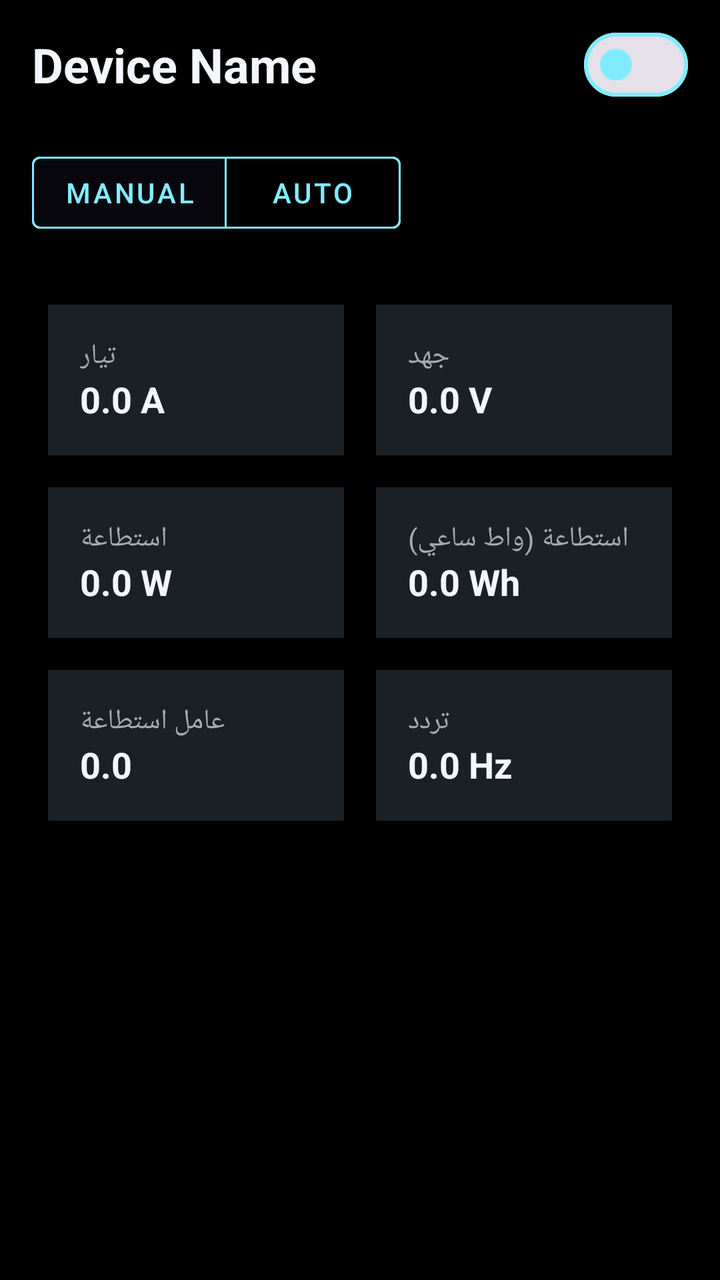
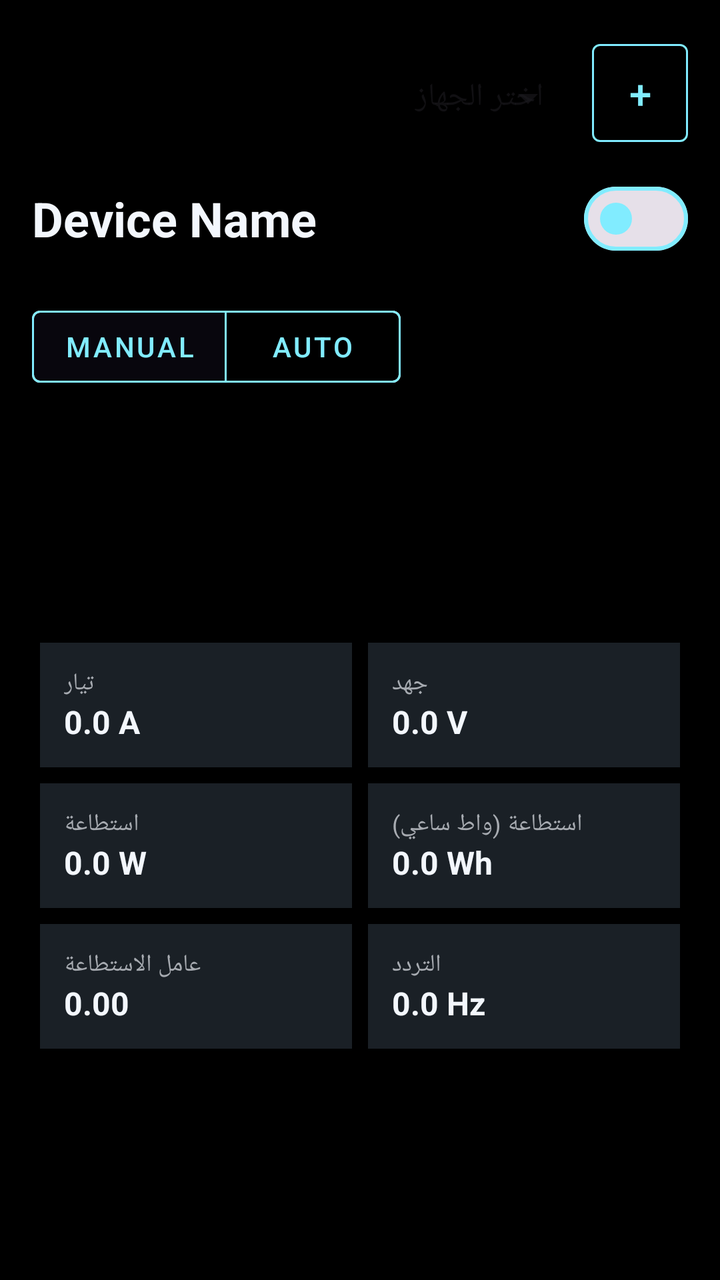

An Android layout rendered at two revisions. The XML below is the earlier revision; the diff shows what the commit changed to produce the second picture.
<!-- AndroidManifest.xml: application theme Theme.MyApplication -->
<!-- res/layout/fragment_devices.xml -->
<?xml version="1.0" encoding="utf-8"?>
<androidx.constraintlayout.widget.ConstraintLayout xmlns:android="http://schemas.android.com/apk/res/android"
    xmlns:app="http://schemas.android.com/apk/res-auto"
    xmlns:tools="http://schemas.android.com/tools"
    android:layout_width="match_parent"
    android:layout_height="match_parent"
    android:background="@color/black"
    android:padding="16dp">

    <TextView
        android:id="@+id/tvDeviceTitle"
        android:layout_width="wrap_content"
        android:layout_height="wrap_content"
        android:text="Device Name"
        android:textColor="#F3F7FD"
        android:textSize="24sp"
        android:textStyle="bold"
        app:layout_constraintStart_toStartOf="parent"
        app:layout_constraintTop_toTopOf="parent" />

    <com.google.android.material.materialswitch.MaterialSwitch
        android:id="@+id/swMainRelay"
        android:layout_width="wrap_content"
        android:layout_height="wrap_content"
        app:layout_constraintBottom_toBottomOf="@id/tvDeviceTitle"
        app:layout_constraintEnd_toEndOf="parent"
        app:layout_constraintTop_toTopOf="@id/tvDeviceTitle"
        app:thumbTint="@color/cyan_glow"
        app:trackDecorationTint="@color/cyan_glow" />

    <com.google.android.material.button.MaterialButtonToggleGroup
        android:id="@+id/toggleGroupMode"
        android:layout_width="wrap_content"
        android:layout_height="wrap_content"
        android:layout_marginTop="24dp"
        app:checkedButton="@+id/btnManual"
        app:layout_constraintStart_toStartOf="parent"
        app:layout_constraintTop_toBottomOf="@id/tvDeviceTitle"
        app:singleSelection="true">

        <com.google.android.material.button.MaterialButton
            android:id="@+id/btnManual"
            style="@style/Widget.MaterialComponents.Button.OutlinedButton"
            android:layout_width="wrap_content"
            android:layout_height="wrap_content"
            android:text="Manual"
            android:textColor="#81ECFF"
            app:strokeColor="#81ECFF" />

        <com.google.android.material.button.MaterialButton
            android:id="@+id/btnAuto"
            style="@style/Widget.MaterialComponents.Button.OutlinedButton"
            android:layout_width="wrap_content"
            android:layout_height="wrap_content"
            android:text="Auto"
            android:textColor="#81ECFF"
            app:strokeColor="#81ECFF" />

    </com.google.android.material.button.MaterialButtonToggleGroup>

    
    <com.google.android.material.card.MaterialCardView
        android:id="@+id/cardAutoSettings"
        android:layout_width="match_parent"
        android:layout_height="wrap_content"
        android:layout_marginTop="16dp"
        android:visibility="gone"
        app:cardBackgroundColor="#1A2026"
        app:cardCornerRadius="12dp"
        app:layout_constraintTop_toBottomOf="@id/toggleGroupMode"
        tools:visibility="visible">

        <LinearLayout
            android:layout_width="match_parent"
            android:layout_height="wrap_content"
            android:orientation="vertical"
            android:padding="16dp">

            <TextView
                android:layout_width="wrap_content"
                android:layout_height="wrap_content"
                android:text="تحديد الحد الأقصى للتكلفة (ليرة)"
                android:textColor="#A7ABB1"
                android:textSize="14sp" />

            <com.google.android.material.textfield.TextInputLayout
                android:layout_width="match_parent"
                android:layout_height="wrap_content"
                android:layout_marginTop="8dp"
                app:boxStrokeColor="#81ECFF"
                app:hintTextColor="#81ECFF">

                <com.google.android.material.textfield.TextInputEditText
                    android:id="@+id/etLimitPrice"
                    android:layout_width="match_parent"
                    android:layout_height="wrap_content"
                    android:hint="أدخل السعر بالليرة"
                    android:inputType="numberDecimal"
                    android:textColor="#F3F7FD" />
            </com.google.android.material.textfield.TextInputLayout>

            <com.google.android.material.button.MaterialButton
                android:id="@+id/btnSaveLimit"
                android:layout_width="match_parent"
                android:layout_height="wrap_content"
                android:layout_marginTop="8dp"
                android:text="حفظ الإعدادات"
                app:backgroundTint="#81ECFF"
                android:textColor="#0E1418"/>
        </LinearLayout>
    </com.google.android.material.card.MaterialCardView>

    <GridLayout
        android:id="@+id/gridMetrics"
        android:layout_width="match_parent"
        android:layout_height="wrap_content"
        android:layout_marginTop="24dp"
        android:columnCount="2"
        android:rowCount="3"
        app:layout_constraintTop_toBottomOf="@id/cardAutoSettings">

        
        <LinearLayout
            android:layout_width="0dp"
            android:layout_height="wrap_content"
            android:layout_columnWeight="1"
            android:layout_margin="8dp"
            android:background="#1A2026"
            android:orientation="vertical"
            android:padding="16dp">

            <TextView
                android:layout_width="wrap_content"
                android:layout_height="wrap_content"
                android:text="تيار"
                android:textColor="#A7ABB1"
                android:textSize="14sp" />

            <TextView
                android:id="@+id/tvCurrentValue"
                android:layout_width="wrap_content"
                android:layout_height="wrap_content"
                android:text="0.0 A"
                android:textColor="#F3F7FD"
                android:textSize="18sp"
                android:textStyle="bold" />
        </LinearLayout>

        
        <LinearLayout
            android:layout_width="0dp"
            android:layout_height="wrap_content"
            android:layout_columnWeight="1"
            android:layout_margin="8dp"
            android:background="#1A2026"
            android:orientation="vertical"
            android:padding="16dp">

            <TextView
                android:layout_width="wrap_content"
                android:layout_height="wrap_content"
                android:text="جهد"
                android:textColor="#A7ABB1"
                android:textSize="14sp" />

            <TextView
                android:id="@+id/tvVoltageValue"
                android:layout_width="wrap_content"
                android:layout_height="wrap_content"
                android:text="0.0 V"
                android:textColor="#F3F7FD"
                android:textSize="18sp"
                android:textStyle="bold" />
        </LinearLayout>

        
        <LinearLayout
            android:layout_width="0dp"
            android:layout_height="wrap_content"
            android:layout_columnWeight="1"
            android:layout_margin="8dp"
            android:background="#1A2026"
            android:orientation="vertical"
            android:padding="16dp">

            <TextView
                android:layout_width="wrap_content"
                android:layout_height="wrap_content"
                android:text="استطاعة"
                android:textColor="#A7ABB1"
                android:textSize="14sp" />

            <TextView
                android:id="@+id/tvPowerValue"
                android:layout_width="wrap_content"
                android:layout_height="wrap_content"
                android:text="0.0 W"
                android:textColor="#F3F7FD"
                android:textSize="18sp"
                android:textStyle="bold" />
        </LinearLayout>

        
        <LinearLayout
            android:layout_width="0dp"
            android:layout_height="wrap_content"
            android:layout_columnWeight="1"
            android:layout_margin="8dp"
            android:background="#1A2026"
            android:orientation="vertical"
            android:padding="16dp">

            <TextView
                android:layout_width="wrap_content"
                android:layout_height="wrap_content"
                android:text="استطاعة (واط ساعي)"
                android:textColor="#A7ABB1"
                android:textSize="14sp" />

            <TextView
                android:id="@+id/tvEnergyValue"
                android:layout_width="wrap_content"
                android:layout_height="wrap_content"
                android:text="0.0 Wh"
                android:textColor="#F3F7FD"
                android:textSize="18sp"
                android:textStyle="bold" />
        </LinearLayout>

        
        <LinearLayout
            android:layout_width="0dp"
            android:layout_height="wrap_content"
            android:layout_columnWeight="1"
            android:layout_margin="8dp"
            android:background="#1A2026"
            android:orientation="vertical"
            android:padding="16dp">

            <TextView
                android:layout_width="wrap_content"
                android:layout_height="wrap_content"
                android:text="عامل استطاعة"
                android:textColor="#A7ABB1"
                android:textSize="14sp" />

            <TextView
                android:id="@+id/tvPFValue"
                android:layout_width="wrap_content"
                android:layout_height="wrap_content"
                android:text="0.0"
                android:textColor="#F3F7FD"
                android:textSize="18sp"
                android:textStyle="bold" />
        </LinearLayout>

        
        <LinearLayout
            android:layout_width="0dp"
            android:layout_height="wrap_content"
            android:layout_columnWeight="1"
            android:layout_margin="8dp"
            android:background="#1A2026"
            android:orientation="vertical"
            android:padding="16dp">

            <TextView
                android:layout_width="wrap_content"
                android:layout_height="wrap_content"
                android:text="تردد"
                android:textColor="#A7ABB1"
                android:textSize="14sp" />

            <TextView
                android:id="@+id/tvFrequencyValue"
                android:layout_width="wrap_content"
                android:layout_height="wrap_content"
                android:text="0.0 Hz"
                android:textColor="#F3F7FD"
                android:textSize="18sp"
                android:textStyle="bold" />
        </LinearLayout>

    </GridLayout>

</androidx.constraintlayout.widget.ConstraintLayout>
<!-- resources referenced by this layout -->
<resources>
  <color name="black">#FF000000</color>
  <color name="cyan_glow">#81ECFF</color>
  <style name="Theme.MyApplication" parent="Base.Theme.MyApplication" />
  <style name="Base.Theme.MyApplication" parent="Theme.Material3.DayNight.NoActionBar">
          
          
      </style>
</resources>

<!-- the commit's change to res/layout/fragment_devices.xml (unified diff, before → after) -->
@@ -1,286 +1,499 @@
 <?xml version="1.0" encoding="utf-8"?>
-<androidx.constraintlayout.widget.ConstraintLayout xmlns:android="http://schemas.android.com/apk/res/android"
+<androidx.core.widget.NestedScrollView xmlns:android="http://schemas.android.com/apk/res/android"
     xmlns:app="http://schemas.android.com/apk/res-auto"
     xmlns:tools="http://schemas.android.com/tools"
     android:layout_width="match_parent"
     android:layout_height="match_parent"
     android:background="@color/black"
-    android:padding="16dp">
-
-    <TextView
-        android:id="@+id/tvDeviceTitle"
-        android:layout_width="wrap_content"
-        android:layout_height="wrap_content"
-        android:text="Device Name"
-        android:textColor="#F3F7FD"
-        android:textSize="24sp"
-        android:textStyle="bold"
-        app:layout_constraintStart_toStartOf="parent"
-        app:layout_constraintTop_toTopOf="parent" />
-
-    <com.google.android.material.materialswitch.MaterialSwitch
-        android:id="@+id/swMainRelay"
-        android:layout_width="wrap_content"
-        android:layout_height="wrap_content"
-        app:layout_constraintBottom_toBottomOf="@id/tvDeviceTitle"
-        app:layout_constraintEnd_toEndOf="parent"
-        app:layout_constraintTop_toTopOf="@id/tvDeviceTitle"
-        app:thumbTint="@color/cyan_glow"
-        app:trackDecorationTint="@color/cyan_glow" />
-
-    <com.google.android.material.button.MaterialButtonToggleGroup
-        android:id="@+id/toggleGroupMode"
-        android:layout_width="wrap_content"
-        android:layout_height="wrap_content"
-        android:layout_marginTop="24dp"
-        app:checkedButton="@+id/btnManual"
-        app:layout_constraintStart_toStartOf="parent"
-        app:layout_constraintTop_toBottomOf="@id/tvDeviceTitle"
-        app:singleSelection="true">
-
-        <com.google.android.material.button.MaterialButton
-            android:id="@+id/btnManual"
-            style="@style/Widget.MaterialComponents.Button.OutlinedButton"
-            android:layout_width="wrap_content"
-            android:layout_height="wrap_content"
-            android:text="Manual"
-            android:textColor="#81ECFF"
-            app:strokeColor="#81ECFF" />
-
-        <com.google.android.material.button.MaterialButton
-            android:id="@+id/btnAuto"
-            style="@style/Widget.MaterialComponents.Button.OutlinedButton"
-            android:layout_width="wrap_content"
-            android:layout_height="wrap_content"
-            android:text="Auto"
-            android:textColor="#81ECFF"
-            app:strokeColor="#81ECFF" />
-
-    </com.google.android.material.button.MaterialButtonToggleGroup>
-
-    
-    <com.google.android.material.card.MaterialCardView
-        android:id="@+id/cardAutoSettings"
+    android:fillViewport="true">
+
+    <androidx.constraintlayout.widget.ConstraintLayout
         android:layout_width="match_parent"
         android:layout_height="wrap_content"
-        android:layout_marginTop="16dp"
-        android:visibility="gone"
-        app:cardBackgroundColor="#1A2026"
-        app:cardCornerRadius="12dp"
-        app:layout_constraintTop_toBottomOf="@id/toggleGroupMode"
-        tools:visibility="visible">
-
-        <LinearLayout
-            android:layout_width="match_parent"
-            android:layout_height="wrap_content"
-            android:orientation="vertical"
-            android:padding="16dp">
-
-            <TextView
+        android:padding="16dp">
+
+        <com.google.android.material.textfield.TextInputLayout
+            android:id="@+id/layoutDeviceSelector"
+            style="@style/Widget.MaterialComponents.TextInputLayout.OutlinedBox.ExposedDropdownMenu"
+            android:layout_width="0dp"
+            android:layout_height="wrap_content"
+            android:layout_marginEnd="8dp"
+            android:hint="اختر الجهاز"
+            app:boxStrokeColor="#81ECFF"
+            app:hintTextColor="#81ECFF"
+            app:layout_constraintEnd_toStartOf="@+id/btnAddDevice"
+            app:layout_constraintStart_toStartOf="parent"
+            app:layout_constraintTop_toTopOf="parent">
+
+            <AutoCompleteTextView
+                android:id="@+id/autoCompleteDeviceSelector"
+                android:layout_width="match_parent"
+                android:layout_height="wrap_content"
+                android:inputType="none"
+                android:textColor="#F3F7FD" />
+
+        </com.google.android.material.textfield.TextInputLayout>
+
+        <com.google.android.material.button.MaterialButton
+            android:id="@+id/btnAddDevice"
+            style="@style/Widget.MaterialComponents.Button.OutlinedButton"
+            android:layout_width="48dp"
+            android:layout_height="0dp"
+            android:padding="0dp"
+            android:text="+"
+            android:textColor="#81ECFF"
+            android:textSize="20sp"
+            app:layout_constraintBottom_toBottomOf="@id/layoutDeviceSelector"
+            app:layout_constraintEnd_toEndOf="parent"
+            app:layout_constraintTop_toTopOf="@id/layoutDeviceSelector"
+            app:strokeColor="#81ECFF" />
+
+        <TextView
+            android:id="@+id/tvDeviceTitle"
+            android:layout_width="wrap_content"
+            android:layout_height="wrap_content"
+            android:layout_marginTop="16dp"
+            android:text="Device Name"
+            android:textColor="#F3F7FD"
+            android:textSize="24sp"
+            android:textStyle="bold"
+            app:layout_constraintStart_toStartOf="parent"
+            app:layout_constraintTop_toBottomOf="@id/layoutDeviceSelector" />
+
+        <com.google.android.material.materialswitch.MaterialSwitch
+            android:id="@+id/swMainRelay"
+            android:layout_width="wrap_content"
+            android:layout_height="wrap_content"
+            app:layout_constraintBottom_toBottomOf="@id/tvDeviceTitle"
+            app:layout_constraintEnd_toEndOf="parent"
+            app:layout_constraintTop_toTopOf="@id/tvDeviceTitle"
+            app:thumbTint="@color/cyan_glow"
+            app:trackDecorationTint="@color/cyan_glow" />
+
+        <com.google.android.material.button.MaterialButtonToggleGroup
+            android:id="@+id/toggleGroupMode"
+            android:layout_width="wrap_content"
+            android:layout_height="wrap_content"
+            android:layout_marginTop="24dp"
+            app:checkedButton="@+id/btnManual"
+            app:layout_constraintStart_toStartOf="parent"
+            app:layout_constraintTop_toBottomOf="@id/tvDeviceTitle"
+            app:singleSelection="true">
+
+            <com.google.android.material.button.MaterialButton
+                android:id="@+id/btnManual"
+                style="@style/Widget.MaterialComponents.Button.OutlinedButton"
                 android:layout_width="wrap_content"
                 android:layout_height="wrap_content"
-                android:text="تحديد الحد الأقصى للتكلفة (ليرة)"
-                android:textColor="#A7ABB1"
-                android:textSize="14sp" />
-
-            <com.google.android.material.textfield.TextInputLayout
-                android:layout_width="match_parent"
-                android:layout_height="wrap_content"
-                android:layout_marginTop="8dp"
-                app:boxStrokeColor="#81ECFF"
-                app:hintTextColor="#81ECFF">
-
-                <com.google.android.material.textfield.TextInputEditText
-                    android:id="@+id/etLimitPrice"
-                    android:layout_width="match_parent"
-                    android:layout_height="wrap_content"
-                    android:hint="أدخل السعر بالليرة"
-                    android:inputType="numberDecimal"
-                    android:textColor="#F3F7FD" />
-            </com.google.android.material.textfield.TextInputLayout>
+                android:text="Manual"
+                android:textColor="#81ECFF"
+                app:strokeColor="#81ECFF" />
 
             <com.google.android.material.button.MaterialButton
-                android:id="@+id/btnSaveLimit"
-                android:layout_width="match_parent"
-                android:layout_height="wrap_content"
-                android:layout_marginTop="8dp"
-                android:text="حفظ الإعدادات"
-                app:backgroundTint="#81ECFF"
-                android:textColor="#0E1418"/>
-        </LinearLayout>
-    </com.google.android.material.card.MaterialCardView>
-
-    <GridLayout
-        android:id="@+id/gridMetrics"
-        android:layout_width="match_parent"
-        android:layout_height="wrap_content"
-        android:layout_marginTop="24dp"
-        android:columnCount="2"
-        android:rowCount="3"
-        app:layout_constraintTop_toBottomOf="@id/cardAutoSettings">
+                android:id="@+id/btnAuto"
+                style="@style/Widget.MaterialComponents.Button.OutlinedButton"
+                android:layout_width="wrap_content"
+                android:layout_height="wrap_content"
+                android:text="Auto"
+                android:textColor="#81ECFF"
+                app:strokeColor="#81ECFF" />
+
+        </com.google.android.material.button.MaterialButtonToggleGroup>
 
         
         <LinearLayout
-            android:layout_width="0dp"
-            android:layout_height="wrap_content"
-            android:layout_columnWeight="1"
-            android:layout_margin="8dp"
-            android:background="#1A2026"
+            android:id="@+id/scrollAutoSettings"
+            android:layout_width="match_parent"
+            android:layout_height="wrap_content"
+            android:layout_marginTop="16dp"
             android:orientation="vertical"
-            android:padding="16dp">
-
-            <TextView
-                android:layout_width="wrap_content"
-                android:layout_height="wrap_content"
-                android:text="تيار"
-                android:textColor="#A7ABB1"
-                android:textSize="14sp" />
-
-            <TextView
-                android:id="@+id/tvCurrentValue"
-                android:layout_width="wrap_content"
-                android:layout_height="wrap_content"
-                android:text="0.0 A"
-                android:textColor="#F3F7FD"
-                android:textSize="18sp"
-                android:textStyle="bold" />
+            android:visibility="gone"
+            app:layout_constraintTop_toBottomOf="@id/toggleGroupMode"
+            tools:visibility="visible">
+
+            
+            <com.google.android.material.card.MaterialCardView
+                android:id="@+id/cardLimitSettings"
+                android:layout_width="match_parent"
+                android:layout_height="wrap_content"
+                android:layout_marginBottom="12dp"
+                app:cardBackgroundColor="#1A2026"
+                app:cardCornerRadius="12dp">
+
+                <androidx.constraintlayout.widget.ConstraintLayout
+                    android:layout_width="match_parent"
+                    android:layout_height="wrap_content"
+                    android:padding="16dp">
+
+                    <TextView
+                        android:id="@+id/tvLimitLabel"
+                        android:layout_width="wrap_content"
+                        android:layout_height="wrap_content"
+                        android:text="تحديد الحد الأقصى للتكلفة (ليرة)"
+                        android:textColor="#A7ABB1"
+                        android:textSize="14sp"
+                        app:layout_constraintStart_toStartOf="parent"
+                        app:layout_constraintTop_toTopOf="parent" />
+
+                    
+                    <com.google.android.material.progressindicator.CircularProgressIndicator
+                        android:id="@+id/progressLimit"
+                        android:layout_width="wrap_content"
+                        android:layout_height="wrap_content"
+                        android:layout_marginTop="16dp"
+                        app:indicatorColor="#81ECFF"
+                        app:indicatorSize="120dp"
+                        app:layout_constraintEnd_toEndOf="parent"
+                        app:layout_constraintStart_toStartOf="parent"
+                        app:layout_constraintTop_toBottomOf="@id/tvLimitLabel"
+                        app:trackColor="#3381ECFF"
+                        app:trackThickness="8dp"
+                        android:max="100"
+                        android:progress="0" />
+
+                    <TextView
+                        android:id="@+id/tvLimitValue"
+                        android:layout_width="wrap_content"
+                        android:layout_height="wrap_content"
+                        android:text="0 ليرة"
+                        android:textColor="#81ECFF"
+                        android:textSize="20sp"
+                        android:textStyle="bold"
+                        app:layout_constraintBottom_toBottomOf="@id/progressLimit"
+                        app:layout_constraintEnd_toEndOf="@id/progressLimit"
+                        app:layout_constraintStart_toStartOf="@id/progressLimit"
+                        app:layout_constraintTop_toTopOf="@id/progressLimit" />
+
+                    <com.google.android.material.slider.Slider
+                        android:id="@+id/sliderLimit"
+                        android:layout_width="match_parent"
+                        android:layout_height="wrap_content"
+                        android:layout_marginTop="16dp"
+                        android:valueFrom="0.0"
+                        android:valueTo="100000.0"
+                        android:stepSize="500.0"
+                        app:layout_constraintTop_toBottomOf="@id/progressLimit"
+                        app:thumbColor="#81ECFF"
+                        app:trackColorActive="#81ECFF" />
+
+                    <LinearLayout
+                        android:layout_width="match_parent"
+                        android:layout_height="wrap_content"
+                        android:layout_marginTop="12dp"
+                        android:orientation="horizontal"
+                        app:layout_constraintTop_toBottomOf="@id/sliderLimit">
+
+                        <com.google.android.material.button.MaterialButton
+                            android:id="@+id/btnSaveOnlyLimit"
+                            android:layout_width="0dp"
+                            android:layout_height="wrap_content"
+                            android:layout_weight="1"
+                            android:layout_marginEnd="8dp"
+                            android:text="بدء"
+                            app:backgroundTint="#81ECFF"
+                            android:textColor="#0E1418" />
+
+                        <com.google.android.material.button.MaterialButton
+                            android:id="@+id/btnCancelLimit"
+                            style="@style/Widget.MaterialComponents.Button.OutlinedButton"
+                            android:layout_width="0dp"
+                            android:layout_height="wrap_content"
+                            android:layout_weight="1"
+                            android:text="إلغاء"
+                            android:textColor="#FF5252"
+                            app:strokeColor="#FF5252" />
+                    </LinearLayout>
+                </androidx.constraintlayout.widget.ConstraintLayout>
+            </com.google.android.material.card.MaterialCardView>
+
+            
+            <com.google.android.material.card.MaterialCardView
+                android:id="@+id/cardScheduleSettings"
+                android:layout_width="match_parent"
+                android:layout_height="wrap_content"
+                android:layout_marginBottom="16dp"
+                app:cardBackgroundColor="#1A2026"
+                app:cardCornerRadius="12dp">
+
+                <LinearLayout
+                    android:layout_width="match_parent"
+                    android:layout_height="wrap_content"
+                    android:orientation="vertical"
+                    android:padding="16dp">
+
+                    <TextView
+                        android:layout_width="wrap_content"
+                        android:layout_height="wrap_content"
+                        android:text="الخطة الزمنية اليومية"
+                        android:textColor="#A7ABB1"
+                        android:textSize="14sp" />
+
+                    <LinearLayout
+                        android:layout_width="match_parent"
+                        android:layout_height="wrap_content"
+                        android:layout_marginTop="12dp"
+                        android:gravity="center_vertical"
+                        android:orientation="horizontal">
+
+                        <TextView
+                            android:layout_width="0dp"
+                            android:layout_height="wrap_content"
+                            android:layout_weight="1"
+                            android:text="وقت البدء:"
+                            android:textColor="#F3F7FD" />
+
+                        <com.google.android.material.button.MaterialButton
+                            android:id="@+id/btnStartTime"
+                            style="@style/Widget.MaterialComponents.Button.TextButton"
+                            android:layout_width="wrap_content"
+                            android:layout_height="wrap_content"
+                            android:text="08:00 AM"
+                            android:textColor="#81ECFF"
+                            app:icon="@drawable/ic_clock"
+                            app:iconTint="#81ECFF" />
+                    </LinearLayout>
+
+                    <TextView
+                        android:id="@+id/tvWorkDuration"
+                        android:layout_width="wrap_content"
+                        android:layout_height="wrap_content"
+                        android:layout_marginTop="12dp"
+                        android:text="مدة العمل: 2 ساعة"
+                        android:textColor="#F3F7FD" />
+
+                    <com.google.android.material.slider.Slider
+                        android:id="@+id/sliderWorkDuration"
+                        android:layout_width="match_parent"
+                        android:layout_height="wrap_content"
+                        android:valueFrom="0.0"
+                        android:valueTo="12.0"
+                        android:stepSize="0.5"
+                        app:thumbColor="#81ECFF"
+                        app:trackColorActive="#81ECFF" />
+
+                    <TextView
+                        android:id="@+id/tvOffDuration"
+                        android:layout_width="wrap_content"
+                        android:layout_height="wrap_content"
+                        android:layout_marginTop="12dp"
+                        android:text="مدة التوقف: 1 ساعة"
+                        android:textColor="#F3F7FD" />
+
+                    <com.google.android.material.slider.Slider
+                        android:id="@+id/sliderOffDuration"
+                        android:layout_width="match_parent"
+                        android:layout_height="wrap_content"
+                        android:valueFrom="0.0"
+                        android:valueTo="12.0"
+                        android:stepSize="0.5"
+                        app:thumbColor="#81ECFF"
+                        app:trackColorActive="#81ECFF" />
+
+                    <LinearLayout
+                        android:layout_width="match_parent"
+                        android:layout_height="wrap_content"
+                        android:layout_marginTop="12dp"
+                        android:orientation="horizontal">
+
+                        <com.google.android.material.button.MaterialButton
+                            android:id="@+id/btnSaveOnlySchedule"
+                            android:layout_width="0dp"
+                            android:layout_height="wrap_content"
+                            android:layout_weight="1"
+                            android:layout_marginEnd="8dp"
+                            android:text="حفظ الخطة"
+                            app:backgroundTint="#81ECFF"
+                            android:textColor="#0E1418" />
+
+                        <com.google.android.material.button.MaterialButton
+                            android:id="@+id/btnCancelSchedule"
+                            style="@style/Widget.MaterialComponents.Button.OutlinedButton"
+                            android:layout_width="0dp"
+                            android:layout_height="wrap_content"
+                            android:layout_weight="1"
+                            android:text="إلغاء"
+                            android:textColor="#FF5252"
+                            app:strokeColor="#FF5252" />
+                    </LinearLayout>
+                </LinearLayout>
+            </com.google.android.material.card.MaterialCardView>
         </LinearLayout>
 
-        
-        <LinearLayout
-            android:layout_width="0dp"
-            android:layout_height="wrap_content"
-            android:layout_columnWeight="1"
-            android:layout_margin="8dp"
-            android:background="#1A2026"
-            android:orientation="vertical"
-            android:padding="16dp">
-
-            <TextView
-                android:layout_width="wrap_content"
-                android:layout_height="wrap_content"
-                android:text="جهد"
-                android:textColor="#A7ABB1"
-                android:textSize="14sp" />
-
-            <TextView
-                android:id="@+id/tvVoltageValue"
-                android:layout_width="wrap_content"
-                android:layout_height="wrap_content"
-                android:text="0.0 V"
-                android:textColor="#F3F7FD"
-                android:textSize="18sp"
-                android:textStyle="bold" />
-        </LinearLayout>
-
-        
-        <LinearLayout
-            android:layout_width="0dp"
-            android:layout_height="wrap_content"
-            android:layout_columnWeight="1"
-            android:layout_margin="8dp"
-            android:background="#1A2026"
-            android:orientation="vertical"
-            android:padding="16dp">
-
-            <TextView
-                android:layout_width="wrap_content"
-                android:layout_height="wrap_content"
-                android:text="استطاعة"
-                android:textColor="#A7ABB1"
-                android:textSize="14sp" />
-
-            <TextView
-                android:id="@+id/tvPowerValue"
-                android:layout_width="wrap_content"
-                android:layout_height="wrap_content"
-                android:text="0.0 W"
-                android:textColor="#F3F7FD"
-                android:textSize="18sp"
-                android:textStyle="bold" />
-        </LinearLayout>
-
-        
-        <LinearLayout
-            android:layout_width="0dp"
-            android:layout_height="wrap_content"
-            android:layout_columnWeight="1"
-            android:layout_margin="8dp"
-            android:background="#1A2026"
-            android:orientation="vertical"
-            android:padding="16dp">
-
-            <TextView
-                android:layout_width="wrap_content"
-                android:layout_height="wrap_content"
-                android:text="استطاعة (واط ساعي)"
-                android:textColor="#A7ABB1"
-                android:textSize="14sp" />
-
-            <TextView
-                android:id="@+id/tvEnergyValue"
-                android:layout_width="wrap_content"
-                android:layout_height="wrap_content"
-                android:text="0.0 Wh"
-                android:textColor="#F3F7FD"
-                android:textSize="18sp"
-                android:textStyle="bold" />
-        </LinearLayout>
-
-        
-        <LinearLayout
-            android:layout_width="0dp"
-            android:layout_height="wrap_content"
-            android:layout_columnWeight="1"
-            android:layout_margin="8dp"
-            android:background="#1A2026"
-            android:orientation="vertical"
-            android:padding="16dp">
-
-            <TextView
-                android:layout_width="wrap_content"
-                android:layout_height="wrap_content"
-                android:text="عامل استطاعة"
-                android:textColor="#A7ABB1"
-                android:textSize="14sp" />
-
-            <TextView
-                android:id="@+id/tvPFValue"
-                android:layout_width="wrap_content"
-                android:layout_height="wrap_content"
-                android:text="0.0"
-                android:textColor="#F3F7FD"
-                android:textSize="18sp"
-                android:textStyle="bold" />
-        </LinearLayout>
-
-        
-        <LinearLayout
-            android:layout_width="0dp"
-            android:layout_height="wrap_content"
-            android:layout_columnWeight="1"
-            android:layout_margin="8dp"
-            android:background="#1A2026"
-            android:orientation="vertical"
-            android:padding="16dp">
-
-            <TextView
-                android:layout_width="wrap_content"
-                android:layout_height="wrap_content"
-                android:text="تردد"
-                android:textColor="#A7ABB1"
-                android:textSize="14sp" />
-
-            <TextView
-                android:id="@+id/tvFrequencyValue"
-                android:layout_width="wrap_content"
-                android:layout_height="wrap_content"
-                android:text="0.0 Hz"
-                android:textColor="#F3F7FD"
-                android:textSize="18sp"
-                android:textStyle="bold" />
-        </LinearLayout>
-
-    </GridLayout>
-
-</androidx.constraintlayout.widget.ConstraintLayout>
+        <GridLayout
+            android:id="@+id/gridMetrics"
+            android:layout_width="match_parent"
+            android:layout_height="wrap_content"
+            android:layout_marginTop="24dp"
+            android:columnCount="2"
+            android:rowCount="3"
+            app:layout_constraintTop_toBottomOf="@id/scrollAutoSettings"
+            app:layout_constraintStart_toStartOf="parent"
+            app:layout_constraintEnd_toEndOf="parent"
+            app:layout_constraintBottom_toBottomOf="parent">
+
+            
+            <LinearLayout
+                android:layout_width="0dp"
+                android:layout_height="wrap_content"
+                android:layout_columnWeight="1"
+                android:layout_margin="4dp"
+                android:background="#1A2026"
+                android:orientation="vertical"
+                android:padding="12dp">
+
+                <TextView
+                    android:layout_width="wrap_content"
+                    android:layout_height="wrap_content"
+                    android:text="تيار"
+                    android:textColor="#A7ABB1"
+                    android:textSize="12sp" />
+
+                <TextView
+                    android:id="@+id/tvCurrentValue"
+                    android:layout_width="wrap_content"
+                    android:layout_height="wrap_content"
+                    android:text="0.0 A"
+                    android:textColor="#F3F7FD"
+                    android:textSize="16sp"
+                    android:textStyle="bold" />
+            </LinearLayout>
+
+            
+            <LinearLayout
+                android:layout_width="0dp"
+                android:layout_height="wrap_content"
+                android:layout_columnWeight="1"
+                android:layout_margin="4dp"
+                android:background="#1A2026"
+                android:orientation="vertical"
+                android:padding="12dp">
+
+                <TextView
+                    android:layout_width="wrap_content"
+                    android:layout_height="wrap_content"
+                    android:text="جهد"
+                    android:textColor="#A7ABB1"
+                    android:textSize="12sp" />
+
+                <TextView
+                    android:id="@+id/tvVoltageValue"
+                    android:layout_width="wrap_content"
+                    android:layout_height="wrap_content"
+                    android:text="0.0 V"
+                    android:textColor="#F3F7FD"
+                    android:textSize="16sp"
+                    android:textStyle="bold" />
+            </LinearLayout>
+
+            
+            <LinearLayout
+                android:layout_width="0dp"
+                android:layout_height="wrap_content"
+                android:layout_columnWeight="1"
+                android:layout_margin="4dp"
+                android:background="#1A2026"
+                android:orientation="vertical"
+                android:padding="12dp">
+
+                <TextView
+                    android:layout_width="wrap_content"
+                    android:layout_height="wrap_content"
+                    android:text="استطاعة"
+                    android:textColor="#A7ABB1"
+                    android:textSize="12sp" />
+
+                <TextView
+                    android:id="@+id/tvPowerValue"
+                    android:layout_width="wrap_content"
+                    android:layout_height="wrap_content"
+                    android:text="0.0 W"
+                    android:textColor="#F3F7FD"
+                    android:textSize="16sp"
+                    android:textStyle="bold" />
+            </LinearLayout>
+
+            
+            <LinearLayout
+                android:layout_width="0dp"
+                android:layout_height="wrap_content"
+                android:layout_columnWeight="1"
+                android:layout_margin="4dp"
+                android:background="#1A2026"
+                android:orientation="vertical"
+                android:padding="12dp">
+
+                <TextView
+                    android:layout_width="wrap_content"
+                    android:layout_height="wrap_content"
+                    android:text="استطاعة (واط ساعي)"
+                    android:textColor="#A7ABB1"
+                    android:textSize="12sp" />
+
+                <TextView
+                    android:id="@+id/tvEnergyValue"
+                    android:layout_width="wrap_content"
+                    android:layout_height="wrap_content"
+                    android:text="0.0 Wh"
+                    android:textColor="#F3F7FD"
+                    android:textSize="16sp"
+                    android:textStyle="bold" />
+            </LinearLayout>
+
+            
+            <LinearLayout
+                android:layout_width="0dp"
+                android:layout_height="wrap_content"
+                android:layout_columnWeight="1"
+                android:layout_margin="4dp"
+                android:background="#1A2026"
+                android:orientation="vertical"
+                android:padding="12dp">
+
+                <TextView
+                    android:layout_width="wrap_content"
+                    android:layout_height="wrap_content"
+                    android:text="عامل الاستطاعة"
+                    android:textColor="#A7ABB1"
+                    android:textSize="12sp" />
+
+                <TextView
+                    android:id="@+id/tvPFValue"
+                    android:layout_width="wrap_content"
+                    android:layout_height="wrap_content"
+                    android:text="0.00"
+                    android:textColor="#F3F7FD"
+                    android:textSize="16sp"
+                    android:textStyle="bold" />
+            </LinearLayout>
+
+            
+            <LinearLayout
+                android:layout_width="0dp"
+                android:layout_height="wrap_content"
+                android:layout_columnWeight="1"
+                android:layout_margin="4dp"
+                android:background="#1A2026"
+                android:orientation="vertical"
+                android:padding="12dp">
+
+                <TextView
+                    android:layout_width="wrap_content"
+                    android:layout_height="wrap_content"
+                    android:text="التردد"
+                    android:textColor="#A7ABB1"
+                    android:textSize="12sp" />
+
+                <TextView
+                    android:id="@+id/tvFreqValue"
+                    android:layout_width="wrap_content"
+                    android:layout_height="wrap_content"
+                    android:text="0.0 Hz"
+                    android:textColor="#F3F7FD"
+                    android:textSize="16sp"
+                    android:textStyle="bold" />
+            </LinearLayout>
+
+        </GridLayout>
+
+    </androidx.constraintlayout.widget.ConstraintLayout>
+</androidx.core.widget.NestedScrollView>
<!-- resource entries referenced after the edit -->
@@ -2,6 +2,17 @@
 <resources>
   <color name="black">#FF000000</color>
   <color name="cyan_glow">#81ECFF</color>
+  <!-- drawable ic_clock (drawable) -->
+  <vector xmlns:android="http://schemas.android.com/apk/res/android"
+      android:width="24dp"
+      android:height="24dp"
+      android:viewportWidth="24"
+      android:viewportHeight="24"
+      android:tint="?attr/colorControlNormal">
+    <path
+        android:fillColor="@android:color/white"
+        android:pathData="M11.99,2C6.47,2 2,6.48 2,12s4.47,10 9.99,10C17.52,22 22,17.52 22,12S17.52,2 11.99,2zM12,20c-4.42,0 -8,-3.58 -8,-8s3.58,-8 8,-8 8,3.58 8,8 -3.58,8 -8,8zM12.5,7L11,7v6l5.25,3.15 0.75,-1.23 -4.5,-2.67z"/>
+  </vector>
   <style name="Theme.MyApplication" parent="Base.Theme.MyApplication" />
   <style name="Base.Theme.MyApplication" parent="Theme.Material3.DayNight.NoActionBar">
           
